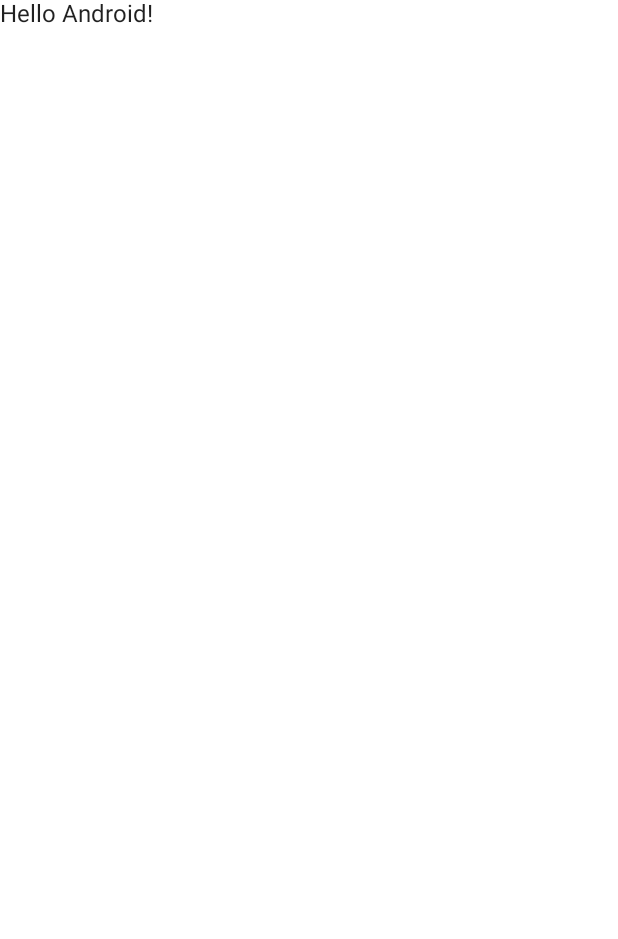
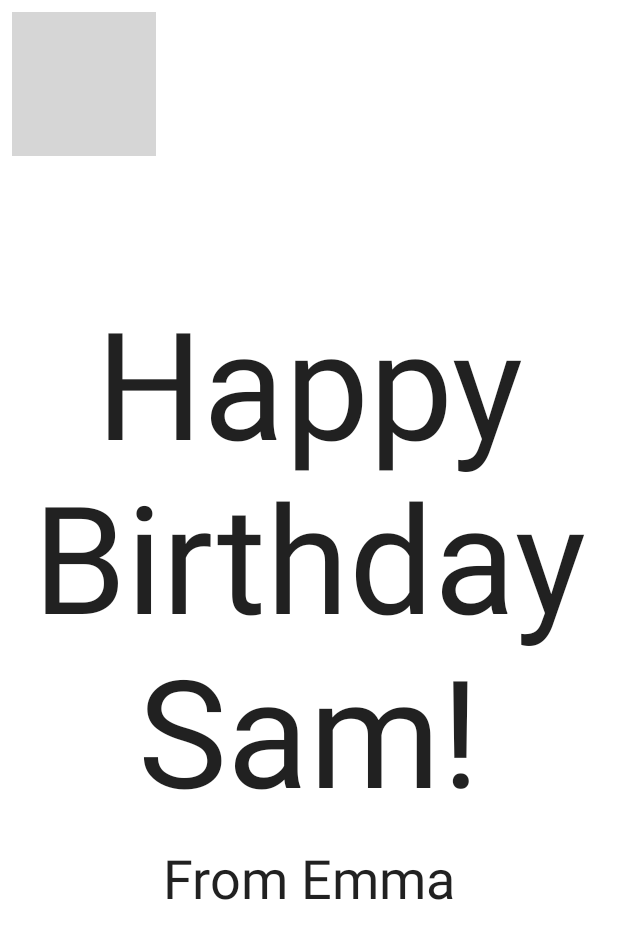
Before and after one commit to deepalidwaghmare/jetpackCompose, an Android app built with Jetpack Compose: the screen it shows after launch (MainActivity), on a phone screen of 412 x 824 dp. Before the commit the part shown is almost empty. Shown: the top 939 px of the screen. Run offline under Robolectric (Android 15) with nearby library versions, the phone set to English and light mode, and no system bars; grey boxes are pictures that could not be loaded.

Commit message:
Add Composable Images and padding alignment.

```diff
--- a/app/src/main/java/com/example/birthdaymessage/MainActivity.kt
+++ b/app/src/main/java/com/example/birthdaymessage/MainActivity.kt
@@ -1,15 +1,22 @@
 package com.example.birthdaymessage
 
 import android.os.Bundle
+import androidx.compose.foundation.Image
 import androidx.activity.ComponentActivity
 import androidx.activity.compose.setContent
-import androidx.compose.foundation.layout.fillMaxSize
+import androidx.compose.foundation.layout.*
 import androidx.compose.material.MaterialTheme
 import androidx.compose.material.Surface
 import androidx.compose.material.Text
 import androidx.compose.runtime.Composable
+import androidx.compose.ui.Alignment
 import androidx.compose.ui.Modifier
+import androidx.compose.ui.layout.ContentScale
+import androidx.compose.ui.res.painterResource
+import androidx.compose.ui.text.style.TextAlign
 import androidx.compose.ui.tooling.preview.Preview
+import androidx.compose.ui.unit.dp
+import androidx.compose.ui.unit.sp
 import com.example.birthdaymessage.ui.theme.BirthdayMessageTheme
 
 class MainActivity : ComponentActivity() {
@@ -22,7 +29,11 @@ class MainActivity : ComponentActivity() {
                     modifier = Modifier.fillMaxSize(),
                     color = MaterialTheme.colors.background
                 ) {
-                    Greeting("Android")
+                    GreetingImage(
+                        message = "Happy Birthday Sam!",
+                        from = "From Emma",
+                        modifier = Modifier.padding(8.dp)
+                    )
                 }
             }
         }
@@ -30,14 +41,52 @@ class MainActivity : ComponentActivity() {
 }
 
 @Composable
-fun Greeting(name: String) {
-    Text(text = "Hello $name!")
+fun GreetingImage(message: String, from: String, modifier: Modifier = Modifier) {
+    val image = painterResource(R.drawable.androidparty)
+    Box(modifier) {
+        Image(
+            painter = image,
+            contentDescription = null,
+            contentScale = ContentScale.Crop,  //scales the image uniformly to maintain the aspect ratio
+            alpha = 0.5F                      //Improve the app's contrast opacity changed
+
+        )
+        GreetingText(
+            message = message,
+            from = from,
+            modifier = Modifier.fillMaxSize().padding(8.dp))
+    }
+}
+
+@Composable
+fun GreetingText(message: String, from: String, modifier : Modifier = Modifier){
+    Column(
+        verticalArrangement = Arrangement.Center,
+        modifier = modifier
+    ){
+    Text(
+        text = message,
+        fontSize = 100.sp,
+        lineHeight = 116.sp,
+        textAlign = TextAlign.Center
+    )
+    Text(
+        text = from,
+        fontSize = 36.sp,
+        modifier = Modifier
+            .padding(16.dp)
+            .align(alignment = Alignment.CenterHorizontally)
+    )
+
+}
 }
 
 @Preview(showBackground = true)
 @Composable
-fun DefaultPreview() {
+fun BirthdayCardPreview() {
     BirthdayMessageTheme {
-        Greeting("Sweety")
+        GreetingImage(
+            message = "Happy Birthday Ovu!",
+            from = "From Mumma")
     }
 }
```
Also changed, not shown: 1 other file.
